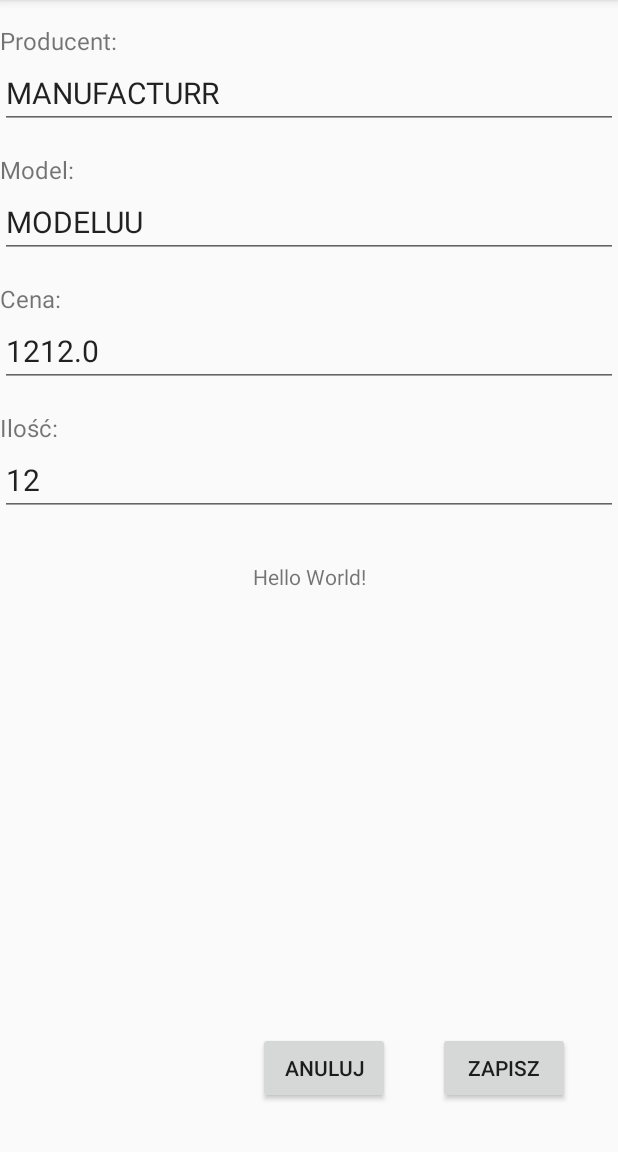
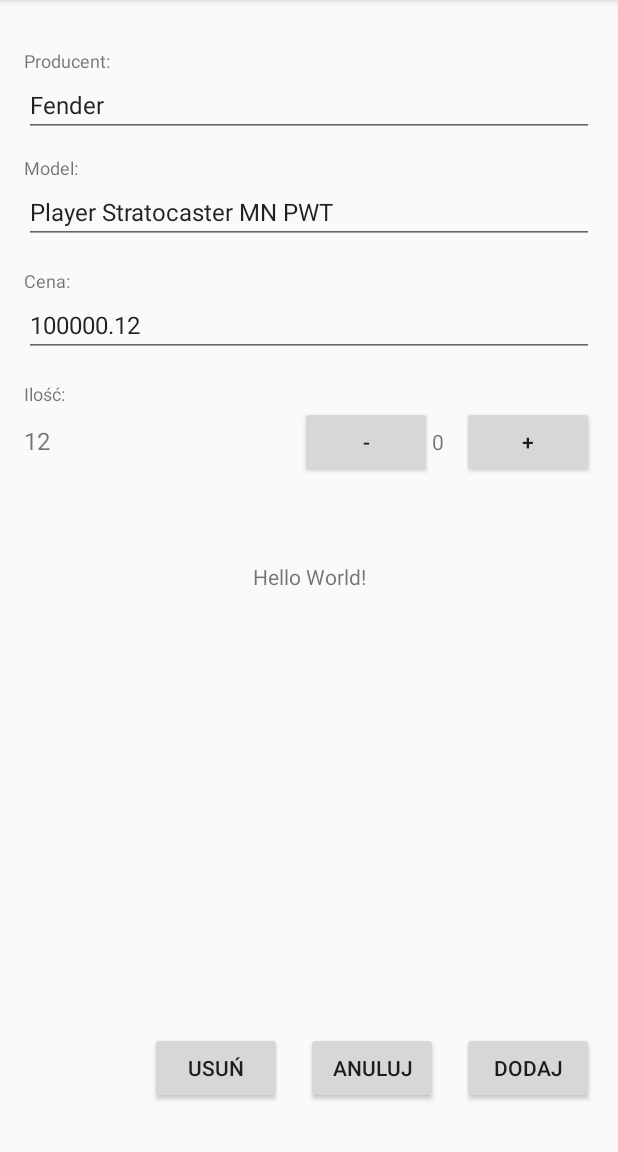
Before and after one commit to EwelinaR/WarehouseUser, an Android app: the fragment ListFragment placed in its activity, after a tap on "Ilość", on a phone screen of 412 x 824 dp, the part 84-1236 px from its top. Run offline under Robolectric (Android 15) with nearby library versions, the phone set to English and light mode, and no system bars.

Commit message:
Improve list and edit layouts

```diff
--- a/app/src/main/java/com/example/warehouseuser/InstrumentAdapter.java
+++ b/app/src/main/java/com/example/warehouseuser/InstrumentAdapter.java
@@ -29,7 +29,7 @@ public class InstrumentAdapter extends ArrayAdapter<Instrument> {
 
         manufacturer.setText(instrument.getManufacturer());
         model.setText(instrument.getModel());
-        price.setText(String.valueOf(instrument.getPrice()));
+        price.setText(String.format("%.2f", instrument.getPrice()));
         quantity.setText(String.valueOf(instrument.getQuantity()));
 
         return convertView;
--- a/app/src/main/java/com/example/warehouseuser/fragment/EditFragment.java
+++ b/app/src/main/java/com/example/warehouseuser/fragment/EditFragment.java
@@ -1,12 +1,15 @@
 package com.example.warehouseuser.fragment;
 
 import android.os.Bundle;
+import android.text.Editable;
+import android.text.TextWatcher;
 import android.util.Log;
 import android.view.LayoutInflater;
 import android.view.View;
 import android.view.ViewGroup;
 import android.widget.Button;
 import android.widget.EditText;
+import android.widget.TextView;
 
 import androidx.fragment.app.Fragment;
 import androidx.fragment.app.FragmentManager;
@@ -21,7 +24,8 @@ public class EditFragment extends Fragment {
     private EditText manufacturer;
     private EditText model;
     private EditText price;
-    private EditText quantity;
+    private TextView quantity;
+    private TextView quantityDifference;
 
     public EditFragment() { }
 
@@ -36,8 +40,45 @@ public class EditFragment extends Fragment {
 
     @Override
     public void onViewCreated(View view, Bundle savedInstanceState) {
+        boolean isEditView = instrument != null;
         initEditTexts();
+        initPriceField();
+        initQuantityFields(isEditView);
+        initButtons(isEditView);
+        if(isEditView)
+            setInstrument();
+    }
 
+    private void initEditTexts() {
+        manufacturer = (EditText) getActivity().findViewById(R.id.manufacturer_edit);
+        model = (EditText) getActivity().findViewById(R.id.model_edit);
+        price = (EditText) getActivity().findViewById(R.id.price_edit);
+        quantity = (TextView) getActivity().findViewById(R.id.quantity_amount);
+        quantityDifference = (TextView) getActivity().findViewById(R.id.quantity_edit);
+    }
+
+    private void initPriceField() {
+        price.addTextChangedListener(new TextWatcher() {
+            @Override
+            public void afterTextChanged(Editable s) {}
+            @Override
+            public void beforeTextChanged(CharSequence s, int start, int count, int after) { }
+            @Override
+            public void onTextChanged(CharSequence ch, int start, int before, int count) {
+                String s = ch.toString();
+                if(s.length() == 0) {
+                    price.setText("0");
+                    price.setSelection(price.getText().length());
+                }
+                if(!s.matches("^(\\d{1,6})((\\.)|(\\.\\d{0,2}))?$")) {
+                    price.setText(s.substring(0, s.length()-1));
+                    price.setSelection(price.getText().length());
+                }
+            }
+        });
+    }
+
+    private void initButtons(boolean isEditView) {
         Button cancel = (Button) getActivity().findViewById(R.id.cancel);
         cancel.setOnClickListener(new View.OnClickListener() {
             public void onClick(View view) {
@@ -52,26 +93,57 @@ public class EditFragment extends Fragment {
                 save();
             }});
 
-        if (instrument != null) {
-            setInstrument();
+        Button delete = (Button) getActivity().findViewById(R.id.delete);
+
+        if(isEditView) {
+            save.setText("Dodaj");
+            delete.setOnClickListener(new View.OnClickListener() {
+                public void onClick(View view) {
+                    delete();
+                }});
+        } else {
             save.setText("Zapisz");
-        }
-        else {
-            save.setText("Dodaj");
+            delete.setVisibility(View.INVISIBLE);
         }
     }
 
-    private void initEditTexts() {
-        manufacturer = (EditText) getActivity().findViewById(R.id.manufacturer_edit);
-        model = (EditText) getActivity().findViewById(R.id.model_edit);
-        price = (EditText) getActivity().findViewById(R.id.price_edit);
-        quantity = (EditText) getActivity().findViewById(R.id.quantity_edit);
+    private void initQuantityFields(boolean isEditView) {
+        Button increase = (Button) getActivity().findViewById(R.id.increase);
+        Button decrease = (Button) getActivity().findViewById(R.id.decrease);
+
+        if(isEditView) {
+            increase.setOnClickListener(new View.OnClickListener() {
+                public void onClick(View view) {
+                    setNewQuantity(1);
+                }});
+            decrease.setOnClickListener(new View.OnClickListener() {
+                public void onClick(View view) {
+                    setNewQuantity(-1);
+                }});
+        } else {
+            increase.setVisibility(View.INVISIBLE);
+            decrease.setVisibility(View.INVISIBLE);
+            quantityDifference.setVisibility(View.INVISIBLE);
+        }
+    }
+
+    private void setNewQuantity(int quantityChange) {
+        final int MAX_QUANTITY = 100;
+        int currentQuantity = instrument.getQuantity();
+        int currentDifference = Integer.parseInt(quantityDifference.getText().toString());
+        int newQuantity = currentQuantity + currentDifference + quantityChange;
+        if (newQuantity >= 0 && newQuantity <= MAX_QUANTITY) {
+            quantityDifference.setText(String.valueOf(currentDifference + quantityChange));
+        }
     }
 
     private void setInstrument() {
         manufacturer.setText(instrument.getManufacturer());
+        manufacturer.setSelection(manufacturer.getText().length());
         model.setText(instrument.getModel());
-        price.setText(String.valueOf(instrument.getPrice()));
+        model.setSelection(model.getText().length());
+        price.setText(String.format("%.2f", instrument.getPrice()));
+        price.setSelection(price.getText().length());
         quantity.setText(String.valueOf(instrument.getQuantity()));
     }
 
@@ -84,4 +156,13 @@ public class EditFragment extends Fragment {
         ft.replace(R.id.fragment_placeholder, new ListFragment());
         ft.commit();
     }
+
+    private void delete() {
+        //TODO update in server
+        Log.i("Screen", "Go to list view from edit view");
+        FragmentManager fm = getFragmentManager();
+        FragmentTransaction ft = fm.beginTransaction();
+        ft.replace(R.id.fragment_placeholder, new ListFragment());
+        ft.commit();
+    }
 }
--- a/app/src/main/java/com/example/warehouseuser/fragment/ListFragment.java
+++ b/app/src/main/java/com/example/warehouseuser/fragment/ListFragment.java
@@ -29,8 +29,8 @@ public class ListFragment extends Fragment {
     public void onViewCreated(View view, Bundle savedInstanceState) {
         ArrayList<Instrument> instruments = new ArrayList<>();
         //TODO use data from server
-        instruments.add(new Instrument(1, "MANUFACTURR", "MODELUU", 1212, 12));
-        instruments.add(new Instrument(2, "XYZ", "MODELUU", 12, 1));
+        instruments.add(new Instrument(1, "Fender", "Player Stratocaster MN PWT", 100000.12F, 12));
+        instruments.add(new Instrument(2, "YAMAHA", "P-45 B", 12, 1));
 
         InstrumentAdapter adapter = new InstrumentAdapter(getActivity(), instruments);
         ListView listView = (ListView) getActivity().findViewById(R.id.list_view);
--- a/app/src/main/res/layout/edit_view.xml
+++ b/app/src/main/res/layout/edit_view.xml
@@ -2,13 +2,19 @@
 <androidx.constraintlayout.widget.ConstraintLayout
     xmlns:android="http://schemas.android.com/apk/res/android"
     xmlns:app="http://schemas.android.com/apk/res-auto"
+    xmlns:tools="http://schemas.android.com/tools"
     android:layout_width="match_parent"
     android:layout_height="match_parent">
 
     <LinearLayout
         android:layout_width="match_parent"
         android:layout_height="match_parent"
+        android:layout_marginStart="16dp"
+        android:layout_marginTop="16dp"
+        android:layout_marginEnd="16dp"
         android:orientation="vertical"
+        app:layout_constraintEnd_toEndOf="parent"
+        app:layout_constraintStart_toStartOf="parent"
         app:layout_constraintTop_toTopOf="parent">
 
         <TextView
@@ -16,64 +22,105 @@
             android:layout_height="wrap_content"
             android:layout_marginTop="16dp"
             android:text="Producent:"
-            android:textSize="16sp" />
+            android:textSize="12sp" />
 
         <EditText
             android:id="@+id/manufacturer_edit"
             android:layout_width="match_parent"
             android:layout_height="wrap_content"
-            android:text="TextView"
-            android:textSize="20sp" />
+            android:inputType="text"
+            android:maxLines="1"
+            android:textSize="16sp"
+            android:maxLength="26"/>
 
         <TextView
             android:layout_width="match_parent"
             android:layout_height="wrap_content"
-            android:layout_marginTop="16dp"
+            android:layout_marginTop="12dp"
             android:text="Model:"
-            android:textSize="16sp" />
+            android:textSize="12sp" />
 
         <EditText
             android:id="@+id/model_edit"
             android:layout_width="match_parent"
             android:layout_height="wrap_content"
-            android:text="TextView"
-            android:textSize="20sp" />
+            android:inputType="text"
+            android:maxLines="1"
+            android:textSize="16sp"
+            android:maxLength="26"/>
 
         <TextView
             android:layout_width="match_parent"
             android:layout_height="wrap_content"
             android:layout_marginTop="16dp"
             android:text="Cena:"
-            android:textSize="16sp" />
+            android:textSize="12sp" />
 
         <EditText
             android:id="@+id/price_edit"
             android:layout_width="match_parent"
             android:layout_height="wrap_content"
-            android:text="TextView"
-            android:textSize="20sp" />
+            android:inputType="numberDecimal"
+            android:maxLines="1"
+            android:textSize="16sp" />
 
         <TextView
             android:layout_width="match_parent"
             android:layout_height="wrap_content"
             android:layout_marginTop="16dp"
             android:text="Ilość:"
-            android:textSize="16sp" />
+            android:textSize="12sp" />
 
-        <EditText
-            android:id="@+id/quantity_edit"
-            android:layout_width="match_parent"
+        <LinearLayout
+            android:layout_width="wrap_content"
             android:layout_height="wrap_content"
-            android:text="TextView"
-            android:textSize="20sp" />
+            android:orientation="horizontal">
+
+            <TextView
+                android:id="@+id/quantity_amount"
+                android:layout_width="200dp"
+                android:layout_height="wrap_content"
+                android:layout_weight="1"
+                android:textSize="16sp"
+                android:text="0" />
+
+            <Button
+                android:id="@+id/decrease"
+                android:layout_width="wrap_content"
+                android:layout_height="wrap_content"
+                android:text="-" />
+
+            <TextView
+                android:id="@+id/quantity_edit"
+                android:layout_width="20dp"
+                android:layout_height="wrap_content"
+                android:maxLines="1"
+                android:text="0" />
+
+            <Button
+                android:id="@+id/increase"
+                android:layout_width="wrap_content"
+                android:layout_height="wrap_content"
+                android:text="+" />
+        </LinearLayout>
 
     </LinearLayout>
+
+    <Button
+        android:id="@+id/delete"
+        android:layout_width="wrap_content"
+        android:layout_height="wrap_content"
+        android:layout_marginEnd="16dp"
+        android:layout_marginBottom="32dp"
+        android:text="Usuń"
+        app:layout_constraintBottom_toBottomOf="parent"
+        app:layout_constraintEnd_toStartOf="@+id/cancel" />
 
     <Button
         android:id="@+id/cancel"
         android:layout_width="wrap_content"
         android:layout_height="wrap_content"
-        android:layout_marginEnd="32dp"
+        android:layout_marginEnd="16dp"
         android:layout_marginBottom="32dp"
         android:text="Anuluj"
         app:layout_constraintBottom_toBottomOf="parent"
@@ -83,7 +130,7 @@
         android:id="@+id/save"
         android:layout_width="wrap_content"
         android:layout_height="wrap_content"
-        android:layout_marginEnd="32dp"
+        android:layout_marginEnd="16dp"
         android:layout_marginBottom="32dp"
         android:text="Zapisz"
         app:layout_constraintBottom_toBottomOf="parent"
--- a/app/src/main/res/layout/list_view.xml
+++ b/app/src/main/res/layout/list_view.xml
@@ -6,6 +6,9 @@
     <ListView
         android:id="@+id/list_view"
         android:layout_width="wrap_content"
-        android:layout_height="wrap_content" />
+        android:layout_height="wrap_content"
+        android:padding="6dp"
+        android:dividerHeight="6dp"
+        android:divider="@android:color/transparent"/>
 
 </LinearLayout>
```
Also changed, not shown: app/src/main/res/drawable/list_item_background.xml (added, +9 -0 lines), app/src/main/res/layout/item_list.xml (+20 -25 lines).
